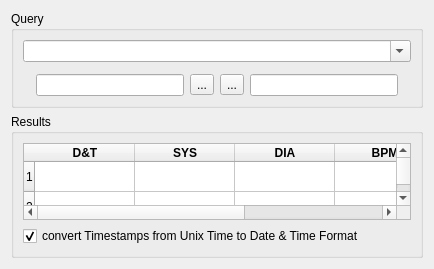
The window that res/ui/sql.ui (LazyT/obpm) describes before a commit, drawn with Qt 5.
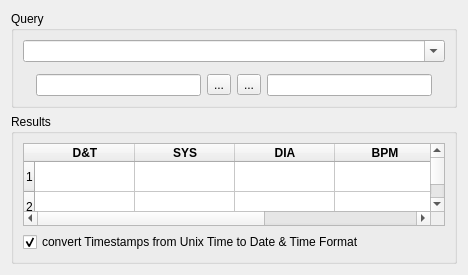
The same window after the commit. Icons and pictures are not drawn.

Commit message: show result count in sql query dialog

Diff of the .ui file:
```diff
--- a/res/ui/sql.ui
+++ b/res/ui/sql.ui
@@ -6,8 +6,8 @@
    <rect>
     <x>0</x>
     <y>0</y>
-    <width>434</width>
-    <height>269</height>
+    <width>468</width>
+    <height>275</height>
    </rect>
   </property>
   <property name="windowTitle">
```
Left out of the diff: 4 changed lines with no effect on the pictures. The commit also changes 5 other files.
